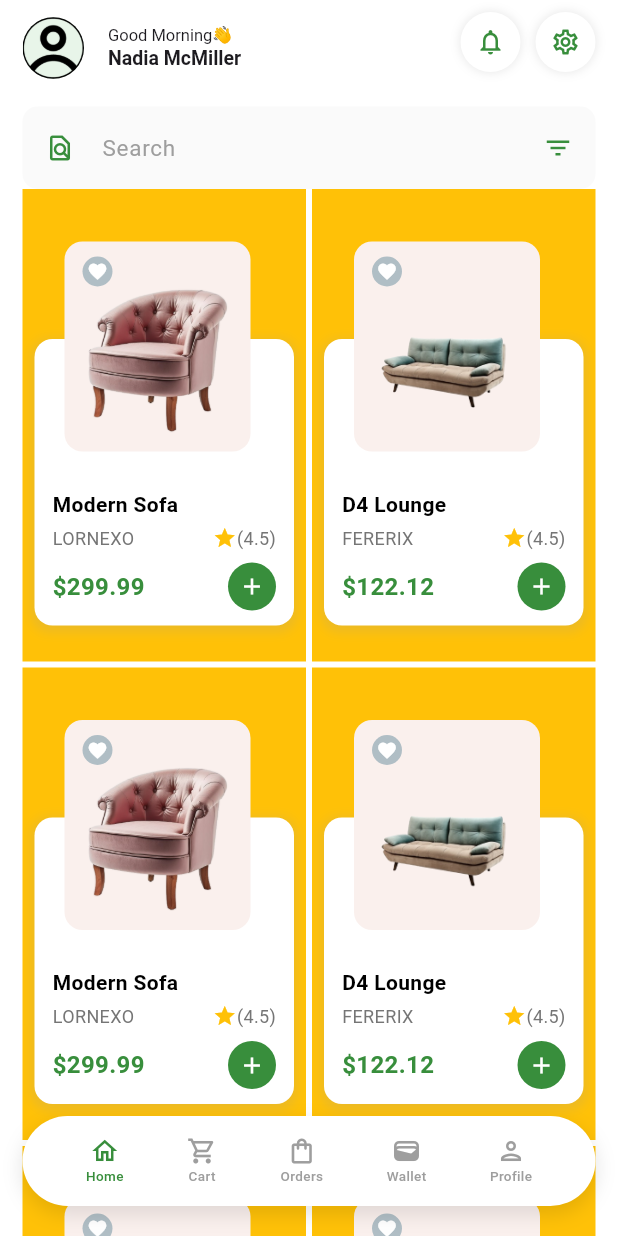
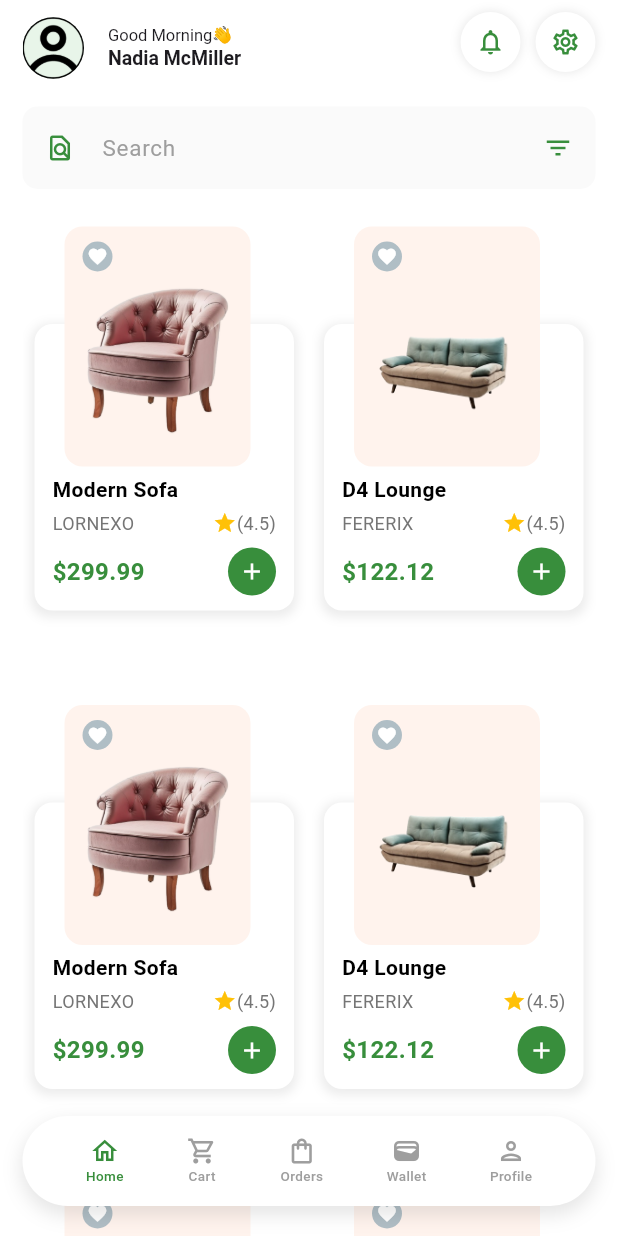
Before and after one commit to AJFX-01/joefloxy, a Flutter app: the screen it shows after launch, on a phone screen of 412 x 824 dp. Run offline on Flutter 3.47's test engine with Material 3 defaults, Android fonts, the light colour scheme and no system bars; our stand-ins replace material_design_icons_flutter.

Commit message:
feat: done with styling

```diff
--- a/lib/screens/home/home.dart
+++ b/lib/screens/home/home.dart
@@ -26,6 +26,7 @@ class _HomePageState extends State<HomePage> {
             crossAxisAlignment: CrossAxisAlignment.center,
             children: [
               searchBar(),
+              const SizedBox(height: 10,),
               // ProductCard(imageUrl: "assets/images/product/chair4.png", title: "Modern Sofa", manufacturer: "LORNEXO", price: 299.99, rating: 4.5),
               // const SizedBox(height: 10,),
               // titleHeader("Categories", "", context, false),
--- a/lib/utils/widget_utils.dart
+++ b/lib/utils/widget_utils.dart
@@ -174,12 +174,12 @@ class ProductCard extends StatelessWidget {
   @override
   Widget build(BuildContext context) {
     return Container(
-      color: Colors.amber,
+      // color: Colors.amber,
       child: Stack(
         children: [
           Container(
           padding: const EdgeInsets.symmetric(horizontal: 12, vertical: 10),
-           margin: const EdgeInsets.fromLTRB(8, 100, 8, 0),
+           margin: const EdgeInsets.fromLTRB(8, 80, 8, 0),
             decoration: BoxDecoration(
               color: Colors.white,
               borderRadius: BorderRadius.circular(12),
@@ -271,7 +271,7 @@ class ProductCard extends StatelessWidget {
                 padding: const EdgeInsets.symmetric(horizontal: 12, vertical: 10),
                 margin: const EdgeInsets.symmetric(vertical: 100, horizontal: 8),
                 decoration: BoxDecoration(
-                  color: const Color.fromARGB(255, 250, 240, 237),
+                  color: const Color.fromARGB(255, 255, 243, 237),
                   borderRadius: BorderRadius.circular(12),
                   // boxShadow: [
                   //   BoxShadow(
@@ -303,7 +303,7 @@ class ProductCard extends StatelessWidget {
                       borderRadius: BorderRadius.circular(10),
                       child: Image.asset(
                         imageUrl,
-                        height: 100,
+                        height: 120,
                         width: 100,
                         fit: BoxFit.contain,
                       ),
```
